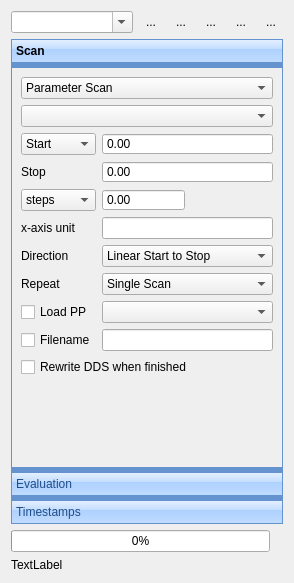
The window that ui/ScanControlUi.ui (MonroeQuantumNetworks/IonControl) describes before a commit, drawn with Qt 5.
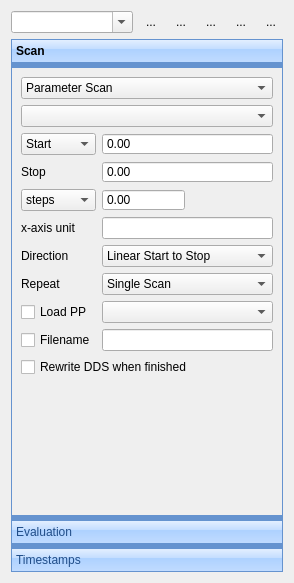
The same window after the commit. Icons and pictures are not drawn. Custom widgets are drawn as their Qt base class.

Commit message: new scan progress widget

```diff
--- a/ui/ScanControlUi.ui
+++ b/ui/ScanControlUi.ui
@@ -185,7 +185,7 @@
         <x>0</x>
         <y>0</y>
         <width>274</width>
-        <height>404</height>
+        <height>452</height>
        </rect>
       </property>
       <attribute name="label">
@@ -641,34 +641,6 @@
      </widget>
     </widget>
    </item>
-   <item>
-    <layout class="QHBoxLayout" name="horizontalLayout_2">
-     <item>
-      <widget class="QProgressBar" name="progressBar">
-       <property name="value">
-        <number>0</number>
-       </property>
-       <property name="alignment">
-        <set>Qt::AlignCenter</set>
-       </property>
-      </widget>
-     </item>
-     <item>
-      <widget class="QLabel" name="timeLabel">
-       <property name="text">
-        <string/>
-       </property>
-      </widget>
-     </item>
-    </layout>
-   </item>
-   <item>
-    <widget class="QLabel" name="scansAveraged">
-     <property name="text">
-      <string>TextLabel</string>
-     </property>
-    </widget>
-   </item>
   </layout>
  </widget>
  <customwidgets>
```
Left out of the diff: 4 changed lines with no effect on the pictures. The commit also changes 4 other files.
